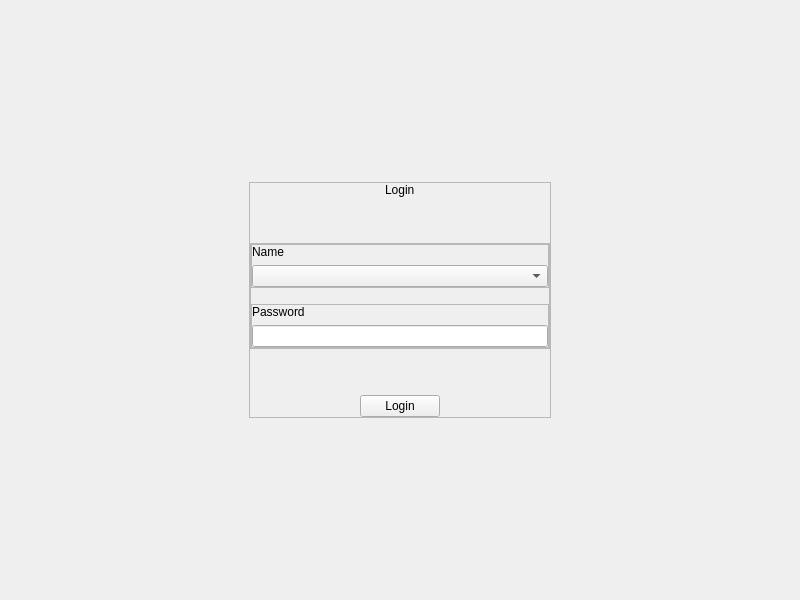
This is skin application/skinApplication/src/views/ui/ui_login.ui in AgustinCartaya/SkinApplication as Qt 5 draws it before an edit. The edited form follows.
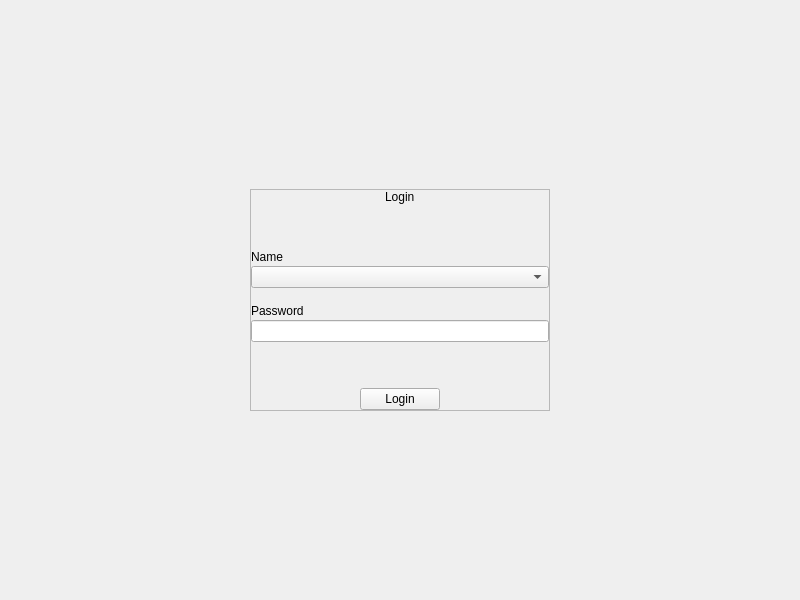
This is the edited form. Custom widgets are drawn as their Qt base class.

Commit message: layout scroll area problem fixed

Diff of the .ui file:
```diff
--- a/skin application/skinApplication/src/views/ui/ui_login.ui
+++ b/skin application/skinApplication/src/views/ui/ui_login.ui
@@ -19,6 +19,12 @@
   <layout class="QVBoxLayout" name="verticalLayout">
    <item alignment="Qt::AlignHCenter|Qt::AlignVCenter">
     <widget class="QFrame" name="center_container">
+     <property name="minimumSize">
+      <size>
+       <width>300</width>
+       <height>0</height>
+      </size>
+     </property>
      <property name="frameShape">
       <enum>QFrame::StyledPanel</enum>
      </property>
@@ -59,111 +65,54 @@
        </spacer>
       </item>
       <item>
-       <widget class="QFrame" name="inputs_container">
-        <property name="minimumSize">
-         <size>
-          <width>300</width>
-          <height>0</height>
-         </size>
+       <layout class="QVBoxLayout" name="ly_inputs">
+        <property name="spacing">
+         <number>16</number>
         </property>
-        <property name="maximumSize">
-         <size>
-          <width>200</width>
-          <height>300</height>
-         </size>
+        <property name="topMargin">
+         <number>0</number>
         </property>
-        <property name="frameShape">
-         <enum>QFrame::StyledPanel</enum>
-        </property>
-        <property name="frameShadow">
-         <enum>QFrame::Raised</enum>
-        </property>
-        <layout class="QVBoxLayout" name="verticalLayout_3">
-         <property name="spacing">
-          <number>16</number>
-         </property>
-         <property name="leftMargin">
-          <number>0</number>
-         </property>
-         <property name="topMargin">
-          <number>0</number>
-         </property>
-         <property name="rightMargin">
-          <number>0</number>
-         </property>
-         <property name="bottomMargin">
-          <number>0</number>
-         </property>
-         <item>
-          <widget class="QFrame" name="c_name">
-           <property name="frameShape">
-            <enum>QFrame::StyledPanel</enum>
-           </property>
-           <property name="frameShadow">
-            <enum>QFrame::Raised</enum>
-           </property>
-           <layout class="QVBoxLayout" name="verticalLayout_4">
-            <property name="leftMargin">
-             <number>0</number>
+        <item>
+         <layout class="QVBoxLayout" name="ly_name">
+          <property name="spacing">
+           <number>2</number>
+          </property>
+          <property name="topMargin">
+           <number>0</number>
+          </property>
+          <item>
+           <widget class="QLabel" name="lb_email">
+            <property name="text">
+             <string>Name</string>
             </property>
-            <property name="topMargin">
-             <number>0</number>
+           </widget>
+          </item>
+          <item>
+           <widget class="QComboBox" name="i_name"/>
+          </item>
+         </layout>
+        </item>
+        <item>
+         <layout class="QVBoxLayout" name="ly_password">
+          <property name="spacing">
+           <number>2</number>
+          </property>
+          <property name="topMargin">
+           <number>0</number>
+          </property>
+          <item>
+           <widget class="QLabel" name="lb_password">
+            <property name="text">
+             <string>Password</string>
             </property>
-            <property name="rightMargin">
-             <number>0</number>
-            </property>
-            <property name="bottomMargin">
-             <number>0</number>
-            </property>
-            <item>
-             <widget class="QLabel" name="lb_email">
-              <property name="text">
-               <string>Name</string>
-              </property>
-             </widget>
-            </item>
-            <item>
-             <widget class="QComboBox" name="i_name"/>
-            </item>
-           </layout>
-          </widget>
-         </item>
-         <item>
-          <widget class="QFrame" name="c_password">
-           <property name="frameShape">
-            <enum>QFrame::StyledPanel</enum>
-           </property>
-           <property name="frameShadow">
-            <enum>QFrame::Raised</enum>
-           </property>
-           <layout class="QVBoxLayout" name="verticalLayout_5">
-            <property name="leftMargin">
-             <number>0</number>
-            </property>
-            <property name="topMargin">
-             <number>0</number>
-            </property>
-            <property name="rightMargin">
-             <number>0</number>
-            </property>
-            <property name="bottomMargin">
-             <number>0</number>
-            </property>
-            <item>
-             <widget class="QLabel" name="lb_password">
-              <property name="text">
-               <string>Password</string>
-              </property>
-             </widget>
-            </item>
-            <item>
-             <widget class="LineEdit" name="i_password"/>
-            </item>
-           </layout>
-          </widget>
-         </item>
-        </layout>
-       </widget>
+           </widget>
+          </item>
+          <item>
+           <widget class="LineEdit" name="i_password"/>
+          </item>
+         </layout>
+        </item>
+       </layout>
       </item>
       <item>
        <spacer name="verticalSpacer">
@@ -191,11 +140,6 @@
   </layout>
  </widget>
  <customwidgets>
-  <customwidget>
-   <class>LineEdit</class>
-   <extends>QLineEdit</extends>
-   <header>.promoted.line_edit</header>
-  </customwidget>
   <customwidget>
    <class>Label</class>
    <extends>QLabel</extends>
@@ -206,6 +150,11 @@
    <extends>QPushButton</extends>
    <header>.promoted.button</header>
   </customwidget>
+  <customwidget>
+   <class>LineEdit</class>
+   <extends>QLineEdit</extends>
+   <header>.promoted.line_edit</header>
+  </customwidget>
  </customwidgets>
  <resources/>
  <connections/>
```
The commit also changes 44 other files.
